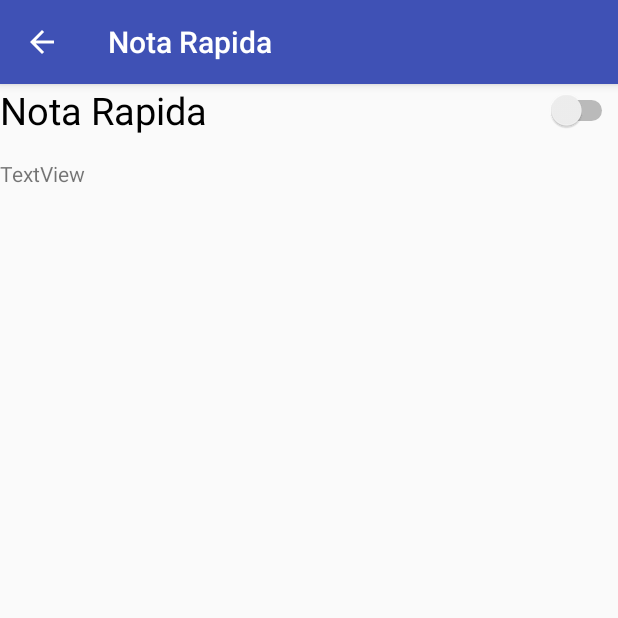
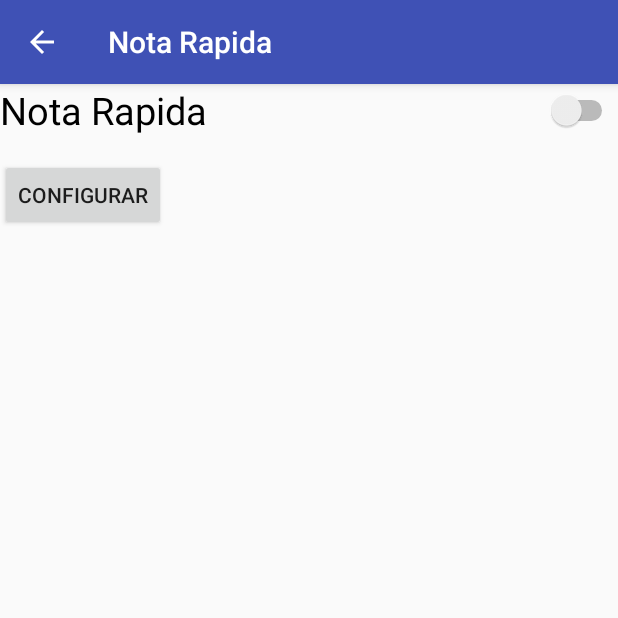
Before and after one commit to carrizo88/IdeaNoTeVayas, an Android app: the NotaRapidaConfig screen opened directly, with no data from a screen before it, on a phone screen of 412 x 824 dp, the top half of it. Run offline under Robolectric (Android 15) with nearby library versions, the phone set to English and light mode, and no system bars.

```diff
--- a/app/src/main/java/iocompany/ideanotevayas/Activities/NotaRapidaConfig.java
+++ b/app/src/main/java/iocompany/ideanotevayas/Activities/NotaRapidaConfig.java
@@ -1,11 +1,13 @@
 package iocompany.ideanotevayas.Activities;
 
 import android.content.Context;
+import android.content.Intent;
 import android.content.SharedPreferences;
 import android.support.v7.app.AppCompatActivity;
 import android.os.Bundle;
 import android.support.v7.widget.Toolbar;
 import android.view.View;
+import android.widget.Button;
 import android.widget.ListView;
 import android.widget.Switch;
 import android.widget.TextView;
@@ -21,7 +23,7 @@ public class NotaRapidaConfig extends AppCompatActivity {
 
     private ListView listViewConfig;
     private List<String> NotaRapidaconfig;
-    private TextView tv1;
+    private Button configurar;
     private Switch sw1;
     private SharedPreferences prefs;
 
@@ -31,7 +33,7 @@ public class NotaRapidaConfig extends AppCompatActivity {
         setContentView(R.layout.activity_nota_rapida_config);
 
         showToolbar("Nota Rapida",true);
-        tv1=(TextView)findViewById(R.id.textViewNotaRapidaConfig3);
+        configurar=(Button) findViewById(R.id.buttonNotaRapidaConfig);
         sw1=(Switch)findViewById(R.id.switchNotaRapidaConfig);
 
         prefs=getSharedPreferences("Preferences", Context.MODE_PRIVATE);
@@ -41,6 +43,14 @@ public class NotaRapidaConfig extends AppCompatActivity {
             @Override
             public void onClick(View v) {
                 setPreferences();
+            }
+        });
+
+        configurar.setOnClickListener(new View.OnClickListener() {
+            @Override
+            public void onClick(View v) {
+                Intent intento1 = new Intent(getApplicationContext(), NotaRapidaSet.class);
+                startActivity(intento1);
             }
         });
 
--- a/app/src/main/res/layout/activity_nota_rapida_config.xml
+++ b/app/src/main/res/layout/activity_nota_rapida_config.xml
@@ -19,14 +19,14 @@ tools:context="iocompany.ideanotevayas.Activities.NotaRapidaConfig">
         android:layout_below="@+id/toolbarNotaRapidaConfigActivity"
         android:textSize="25dp"/>
 
-    <TextView
-        android:id="@+id/textViewNotaRapidaConfig3"
+    <Button
+        android:id="@+id/buttonNotaRapidaConfig"
         android:layout_width="wrap_content"
         android:layout_height="wrap_content"
         android:layout_alignParentStart="true"
         android:layout_below="@+id/switchNotaRapidaConfig"
         android:layout_marginTop="15dp"
-        android:text="TextView" />
+        android:text="Configurar" />
     <!--
     <ListView
         android:id="@+id/ListViewNotaRapidaConfig"
```
Also changed, not shown: app/src/main/AndroidManifest.xml (+8 -1 lines), app/src/main/java/iocompany/ideanotevayas/Activities/NotaRapidaSet.java (added, +15 -0 lines), app/src/main/java/iocompany/ideanotevayas/Servicios/ServicioNotaRapida.java (added, +130 -0 lines), app/src/main/res/layout/activity_nota_rapida_set.xml (added, +9 -0 lines).
